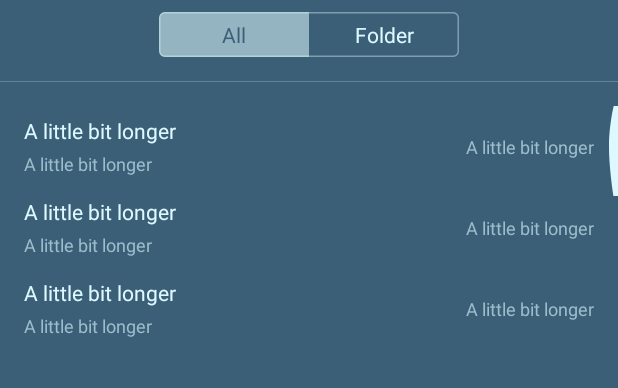
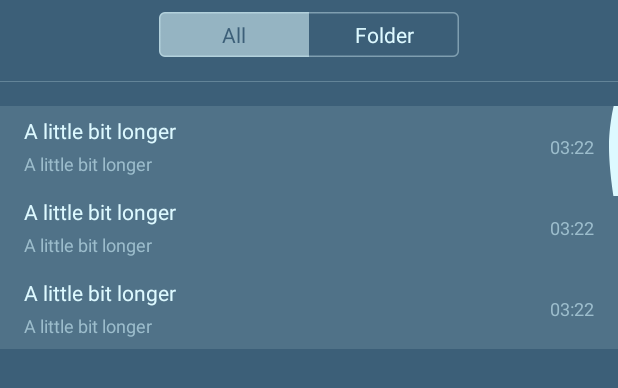
Before and after one commit to ryanhoo/StylishMusicPlayer, an Android app: the layout fragment_local_files.xml on its own in the app's theme, with its tools: preview values and no code run, on a phone screen of 412 x 824 dp. Shown: the top 388 px of the screen. Run offline under Robolectric (Android 15) with nearby library versions, the light colour scheme and no system bars.

Commit message:
feat(Local): Add end summary info to the the of the list

```diff
--- a/app/src/main/java/io/github/ryanhoo/music/ui/local/LocalFilesFragment.java
+++ b/app/src/main/java/io/github/ryanhoo/music/ui/local/LocalFilesFragment.java
@@ -20,7 +20,7 @@ import io.github.ryanhoo.music.R;
 import io.github.ryanhoo.music.data.model.Music;
 import io.github.ryanhoo.music.ui.base.BaseFragment;
 import io.github.ryanhoo.music.ui.base.adapter.OnItemClickListener;
-import io.github.ryanhoo.music.ui.common.DefaultListItemDecoration;
+import io.github.ryanhoo.music.ui.common.DefaultDividerDecoration;
 import io.github.ryanhoo.music.ui.local.all.LocalMusicAdapter;
 import io.github.ryanhoo.music.ui.widget.RecyclerViewFastScroller;
 import rx.Observable;
@@ -97,11 +97,9 @@ public class LocalFilesFragment extends BaseFragment implements LoaderManager.Lo
             }
         });
         recyclerView.setAdapter(mAdapter);
-        recyclerView.addItemDecoration(new DefaultListItemDecoration());
+        recyclerView.addItemDecoration(new DefaultDividerDecoration());
 
-        // RecyclerViewFastScroller fastScroller = new RecyclerViewFastScroller(getActivity());
         fastScroller.setRecyclerView(recyclerView);
-        // fastScroller.setViewsToUse(R.layout.layout_fast_scrollbar, R.id.text_view_bubble, R.id.image_view_handle);
     }
 
     @Override
--- /dev/null
+++ b/app/src/main/res/layout/default_list_end_summary.xml
@@ -0,0 +1,5 @@
+<?xml version="1.0" encoding="utf-8"?>
+<TextView xmlns:android="http://schemas.android.com/apk/res/android"
+          xmlns:tools="http://schemas.android.com/tools"
+          style="@style/MP.Theme.TextAppearance.List.EndSummary"
+          tools:text="4 songs in total"/>
--- a/app/src/main/res/layout/fragment_local_files.xml
+++ b/app/src/main/res/layout/fragment_local_files.xml
@@ -43,7 +43,6 @@
         android:layout_height="match_parent"
         android:layout_below="@+id/divider"
         android:paddingTop="@dimen/mp.padding.large"
-        android:paddingBottom="@dimen/mp.padding.large"
         android:clipToPadding="false"
         recyclerView:layoutManager="@string/mp.list.layoutManager.linear"
         tools:listitem="@layout/item_local_music"
@@ -54,7 +53,6 @@
         android:layout_width="wrap_content"
         android:layout_height="match_parent"
         android:paddingTop="@dimen/mp.padding.large"
-        android:paddingBottom="@dimen/mp.padding.large"
         android:layout_below="@+id/divider"
         android:layout_alignParentRight="true"
         android:layout_alignParentEnd="true"
--- a/app/src/main/res/layout/item_local_music.xml
+++ b/app/src/main/res/layout/item_local_music.xml
@@ -4,48 +4,54 @@
     xmlns:tools="http://schemas.android.com/tools"
     android:layout_width="match_parent"
     android:layout_height="@dimen/mp.list.itemHeight"
-    android:background="?attr/selectableItemBackground"
-    android:paddingLeft="@dimen/mp.padding.large"
-    android:paddingRight="@dimen/mp.padding.large"
+    android:background="@color/mp.list.background"
     >
+
+    <View
+        android:layout_width="match_parent"
+        android:layout_height="match_parent"
+        android:background="?attr/selectableItemBackground"
+        android:layout_marginBottom="@dimen/mp.divider.line"
+        />
 
     <LinearLayout
         android:orientation="vertical"
         android:layout_width="wrap_content"
         android:layout_height="wrap_content"
+        android:layout_alignParentLeft="true"
+        android:layout_alignParentStart="true"
         android:layout_centerVertical="true"
+        android:layout_toLeftOf="@+id/text_view_duration"
+        android:layout_toStartOf="@+id/text_view_duration"
+        android:layout_marginLeft="@dimen/mp.margin.large"
+        android:layout_marginStart="@dimen/mp.margin.large"
+        android:layout_marginRight="@dimen/mp.margin.normal"
+        android:layout_marginEnd="@dimen/mp.margin.normal"
         >
 
         <TextView
+            style="@style/MP.Theme.TextAppearance.List.Title"
             android:id="@+id/text_view_name"
-            android:layout_width="wrap_content"
-            android:layout_height="wrap_content"
-            android:textColor="#DDF9FF"
-            android:textSize="14sp"
             tools:text="A little bit longer"
             />
 
         <TextView
+            style="@style/MP.Theme.TextAppearance.List.Hint"
             android:id="@+id/text_view_artist"
-            android:layout_width="wrap_content"
-            android:layout_height="wrap_content"
             android:layout_marginTop="@dimen/mp.margin.small"
-            android:textColor="#9CBDCC"
-            android:textSize="12sp"
             tools:text="A little bit longer"
             />
     </LinearLayout>
 
     <TextView
+        style="@style/MP.Theme.TextAppearance.List.Hint"
         android:id="@+id/text_view_duration"
-        android:layout_width="wrap_content"
-        android:layout_height="wrap_content"
         android:layout_centerVertical="true"
         android:layout_alignParentRight="true"
         android:layout_alignParentEnd="true"
+        android:layout_marginEnd="@dimen/mp.margin.large"
+        android:layout_marginRight="@dimen/mp.margin.large"
         android:layout_marginTop="@dimen/mp.margin.normal"
-        android:textColor="#9CBDCC"
-        android:textSize="12sp"
-        tools:text="A little bit longer"
+        tools:text="03:22"
         />
 </RelativeLayout>
--- a/app/src/main/res/values/colors.xml
+++ b/app/src/main/res/values/colors.xml
@@ -16,6 +16,9 @@
     <color name="mp.theme.dark_blue.colorAccent">#DDF9FF</color>
 
     <color name="mp.line">#3DDDF9FF</color>
+    <color name="mp.list.background">#1FDDF9FF</color>
+
+    <color name="mp.text.hint">#9CBDCC</color>
 
     <!-- Segmented Control -->
     <color name="mp.widget.segmented.default">?attr/colorAccent</color>
--- a/app/src/main/res/values/dimens.xml
+++ b/app/src/main/res/values/dimens.xml
@@ -17,6 +17,10 @@
     <dimen name="mp.margin.large">16dp</dimen>
     <dimen name="mp.margin.xlarge">24dp</dimen>
 
+    <dimen name="mp.text.list.title">14sp</dimen>
+    <dimen name="mp.text.list.hint">12sp</dimen>
+    <dimen name="mp.text.hint">12sp</dimen>
+
     <dimen name="mp.toolbar.paddingTop">0dp</dimen>
 
     <dimen name="mp.list.itemHeight">54dp</dimen>
--- a/app/src/main/res/values/strings.xml
+++ b/app/src/main/res/values/strings.xml
@@ -21,4 +21,5 @@
     <string name="mp.local_files.segmented.all">All</string>
     <string name="mp.local_files.segmented.folder">Folder</string>
 
+    <string name="mp.local_files.music_list.end_summary_formatter">%d songs in total</string>
 </resources>
--- a/app/src/main/res/values/styles.xml
+++ b/app/src/main/res/values/styles.xml
@@ -80,4 +80,28 @@
         <item name="android:textColor">@color/mp.theme.dark_blue.colorAccent</item>
     </style>
 
+    <style name="MP.Theme.TextAppearance.List">
+        <item name="android:layout_width">wrap_content</item>
+        <item name="android:layout_height">wrap_content</item>
+    </style>
+
+    <style name="MP.Theme.TextAppearance.List.EndSummary">
+        <item name="android:layout_width">match_parent</item>
+        <item name="android:layout_height">wrap_content</item>
+        <item name="android:textColor">@color/mp.text.hint</item>
+        <item name="android:textSize">@dimen/mp.text.hint</item>
+        <item name="android:gravity">center</item>
+        <item name="android:padding">@dimen/mp.padding.large</item>
+    </style>
+
+    <style name="MP.Theme.TextAppearance.List.Title">
+        <item name="android:textColor">?attr/colorAccent</item>
+        <item name="android:textSize">@dimen/mp.text.list.title</item>
+        <item name="android:singleLine">true</item>
+    </style>
+    <style name="MP.Theme.TextAppearance.List.Hint">
+        <item name="android:textColor">@color/mp.text.hint</item>
+        <item name="android:textSize">@dimen/mp.text.list.hint</item>
+        <item name="android:singleLine">true</item>
+    </style>
 </resources>
```
Also changed, not shown: app/src/main/java/io/github/ryanhoo/music/ui/common/AbstractCommonAdapter.java (added, +97 -0 lines), app/src/main/java/io/github/ryanhoo/music/ui/common/DefaultDividerDecoration.java (added, +23 -0 lines), app/src/main/java/io/github/ryanhoo/music/ui/local/all/LocalMusicAdapter.java (+17 -3 lines).
